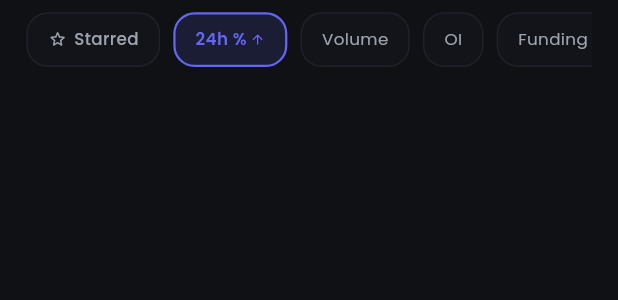
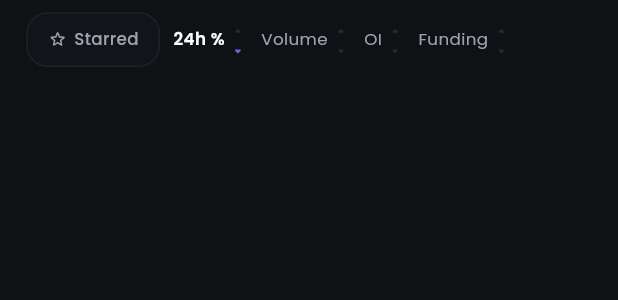
Before and after one commit to Immadominion/dream, a Flutter app: the MarketsHeader widget shown alone on an empty page, opened directly with empty values, on a phone screen of 412 x 824 dp. Shown: the top 300 px of the screen. Run offline on Flutter 3.47's test engine with Material 3 defaults, Android fonts, the phone set to English and light mode, and no system bars; our stand-ins replace cached_network_image, dio, equatable, fl_chart, flutter_animate, flutter_dotenv and 13 more; missing offline and left inert: flutter_boring_avatars, privy_flutter, solana, solana_mobile_client; accounts and stored records are empty; network calls fail.

Commit message:
UI: 3-state sort filters, Bybit-style arrows, solid % pill, star layout refactor

```diff
--- a/lib/features/markets/presentation/widgets/markets_header.dart
+++ b/lib/features/markets/presentation/widgets/markets_header.dart
@@ -6,13 +6,16 @@ import '../../../../core/theme/app_colors.dart';
 // Sorting modes for the markets list
 enum MarketSortMode { change, volume, oi, funding }
 
+// Three-state sort direction: descending → ascending → none (API order)
+enum SortDirection { desc, asc, none }
+
 // ---------------------------------------------------------------------------
 // Markets page header — filter chips only
 // ---------------------------------------------------------------------------
 
 class MarketsHeader extends StatelessWidget {
   final MarketSortMode sort;
-  final bool sortDesc;
+  final SortDirection sortDir;
   final bool watchlistOnly;
   final ValueChanged<MarketSortMode> onSortChanged;
   final VoidCallback onWatchlistOnlyToggled;
@@ -20,7 +23,7 @@ class MarketsHeader extends StatelessWidget {
   const MarketsHeader({
     super.key,
     required this.sort,
-    required this.sortDesc,
+    required this.sortDir,
     required this.watchlistOnly,
     required this.onSortChanged,
     required this.onWatchlistOnlyToggled,
@@ -44,7 +47,7 @@ class MarketsHeader extends StatelessWidget {
               label: '24h %',
               mode: MarketSortMode.change,
               current: sort,
-              sortDesc: sortDesc,
+              sortDir: sortDir,
               onTap: () => onSortChanged(MarketSortMode.change),
             ),
             SizedBox(width: 8.w),
@@ -52,7 +55,7 @@ class MarketsHeader extends StatelessWidget {
               label: 'Volume',
               mode: MarketSortMode.volume,
               current: sort,
-              sortDesc: sortDesc,
+              sortDir: sortDir,
               onTap: () => onSortChanged(MarketSortMode.volume),
             ),
             SizedBox(width: 8.w),
@@ -60,7 +63,7 @@ class MarketsHeader extends StatelessWidget {
               label: 'OI',
               mode: MarketSortMode.oi,
               current: sort,
-              sortDesc: sortDesc,
+              sortDir: sortDir,
               onTap: () => onSortChanged(MarketSortMode.oi),
             ),
             SizedBox(width: 8.w),
@@ -68,7 +71,7 @@ class MarketsHeader extends StatelessWidget {
               label: 'Funding',
               mode: MarketSortMode.funding,
               current: sort,
-              sortDesc: sortDesc,
+              sortDir: sortDir,
               onTap: () => onSortChanged(MarketSortMode.funding),
             ),
           ],
@@ -131,14 +134,15 @@ class _WatchlistChip extends StatelessWidget {
 }
 
 // ---------------------------------------------------------------------------
-// Sort chip pill
+// Sort chip — plain text + stacked up/down arrows (Bybit-style)
+// Three states: desc (↓ lit), asc (↑ lit), none (both dim)
 // ---------------------------------------------------------------------------
 
 class MarketsSortChip extends StatelessWidget {
   final String label;
   final MarketSortMode mode;
   final MarketSortMode current;
-  final bool sortDesc;
+  final SortDirection sortDir;
   final VoidCallback onTap;
 
   const MarketsSortChip({
@@ -146,47 +150,55 @@ class MarketsSortChip extends StatelessWidget {
     required this.label,
     required this.mode,
     required this.current,
-    required this.sortDesc,
+    required this.sortDir,
     required this.onTap,
   });
 
   @override
   Widget build(BuildContext context) {
-    final active = current == mode;
+    final isActive = current == mode && sortDir != SortDirection.none;
+    final upLit = isActive && sortDir == SortDirection.asc;
+    final downLit = isActive && sortDir == SortDirection.desc;
+
+    final labelColor = isActive
+        ? AppColors.textPrimaryDark
+        : AppColors.textSecondaryDark;
+    final dimArrow = AppColors.textMutedDark.withValues(alpha: 0.35);
+
     return GestureDetector(
       onTap: onTap,
-      child: AnimatedContainer(
-        duration: const Duration(milliseconds: 150),
-        padding: EdgeInsets.symmetric(horizontal: 12.w),
-        decoration: BoxDecoration(
-          color: active
-              ? AppColors.primary.withValues(alpha: 0.14)
-              : AppColors.cardDark,
-          borderRadius: BorderRadius.circular(14.r),
-          border: Border.all(
-            color: active ? AppColors.primary : AppColors.borderDark,
-            width: active ? 1.5 : 1,
-          ),
-        ),
+      behavior: HitTestBehavior.opaque,
+      child: Padding(
+        padding: EdgeInsets.symmetric(vertical: 6.h),
         child: Row(
           mainAxisSize: MainAxisSize.min,
+          crossAxisAlignment: CrossAxisAlignment.center,
           children: [
             Text(
               label,
               style: TextStyle(
-                color: active ? AppColors.primary : AppColors.textSecondaryDark,
+                color: labelColor,
                 fontSize: 11.sp,
-                fontWeight: active ? FontWeight.w600 : FontWeight.w400,
+                fontWeight: isActive ? FontWeight.w600 : FontWeight.w400,
               ),
             ),
-            if (active) ...[
-              SizedBox(width: 2.w),
-              Icon(
-                sortDesc ? Icons.arrow_downward : Icons.arrow_upward,
-                size: 10.sp,
-                color: AppColors.primary,
-              ),
-            ],
+            SizedBox(width: 2.w),
+            Column(
+              mainAxisSize: MainAxisSize.min,
+              mainAxisAlignment: MainAxisAlignment.center,
+              children: [
+                Icon(
+                  Icons.arrow_drop_up_rounded,
+                  size: 13.sp,
+                  color: upLit ? AppColors.primary : dimArrow,
+                ),
+                Icon(
+                  Icons.arrow_drop_down_rounded,
+                  size: 13.sp,
+                  color: downLit ? AppColors.primary : dimArrow,
+                ),
+              ],
+            ),
           ],
         ),
       ),
```
Also changed, not shown: lib/features/markets/presentation/pages/markets_page.dart (+27 -12 lines), lib/features/markets/presentation/widgets/market_tile.dart (+34 -29 lines).
